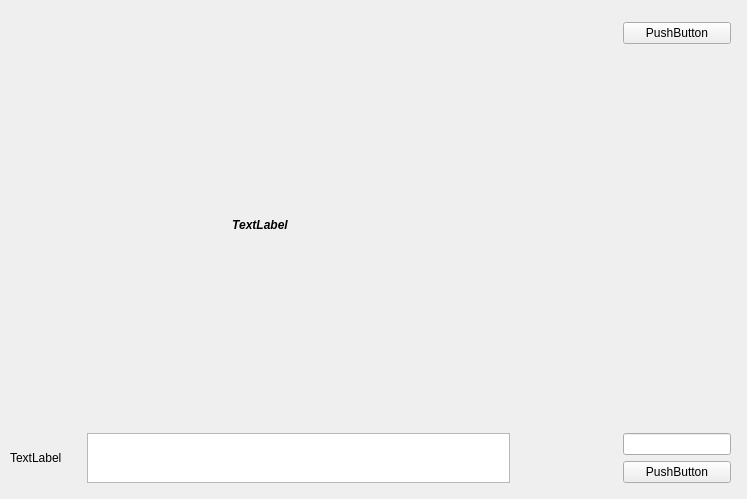
Above: qtform.ui from yauyimsing/Qt_OpenCV before the change. Below: the same form after it.
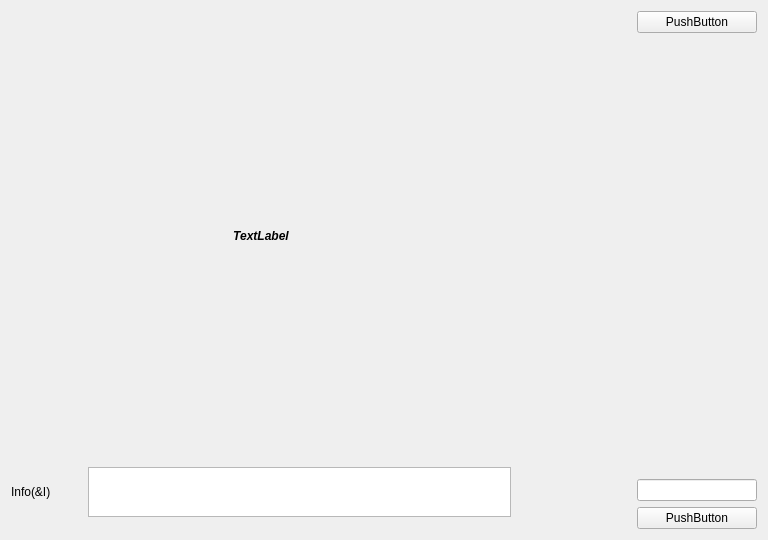
That is the form after the change.

Diff of the .ui file:
```diff
--- a/qtform.ui
+++ b/qtform.ui
@@ -6,31 +6,33 @@
    <rect>
     <x>0</x>
     <y>0</y>
-    <width>747</width>
-    <height>499</height>
+    <width>768</width>
+    <height>540</height>
    </rect>
   </property>
   <property name="windowTitle">
    <string>Form</string>
   </property>
-  <widget class="QWidget" name="">
-   <property name="geometry">
-    <rect>
-     <x>10</x>
-     <y>22</y>
-     <width>721</width>
-     <height>461</height>
-    </rect>
-   </property>
-   <layout class="QHBoxLayout" name="horizontalLayout_2">
-    <item>
+  <layout class="QGridLayout" name="gridLayout">
+   <item row="0" column="0">
+    <layout class="QGridLayout" name="gridLayout_2">
+     <item row="0" column="0">
      <layout class="QVBoxLayout" name="verticalLayout" stretch="8,1">
+       <property name="sizeConstraint">
+        <enum>QLayout::SetFixedSize</enum>
+       </property>
       <item>
        <widget class="QLabel" name="label">
+         <property name="sizePolicy">
+          <sizepolicy hsizetype="Maximum" vsizetype="Maximum">
+           <horstretch>0</horstretch>
+           <verstretch>0</verstretch>
+          </sizepolicy>
+         </property>
         <property name="minimumSize">
          <size>
           <width>500</width>
-          <height>0</height>
+           <height>430</height>
          </size>
         </property>
         <property name="font">
@@ -59,7 +61,7 @@
            </size>
           </property>
           <property name="text">
-           <string>TextLabel</string>
+            <string>Info(&amp;I)</string>
           </property>
          </widget>
         </item>
@@ -77,7 +79,7 @@
       </item>
      </layout>
     </item>
-    <item>
+     <item row="0" column="1">
      <spacer name="horizontalSpacer">
       <property name="orientation">
        <enum>Qt::Horizontal</enum>
@@ -90,7 +92,7 @@
       </property>
      </spacer>
     </item>
-    <item>
+     <item row="0" column="2">
      <layout class="QVBoxLayout" name="verticalLayout_2">
       <item>
        <widget class="QPushButton" name="pushButton">
@@ -125,7 +127,8 @@
      </layout>
     </item>
    </layout>
-  </widget>
+   </item>
+  </layout>
  </widget>
  <resources/>
  <connections/>
```
Lines whose indentation alone changed are shown as unchanged.
